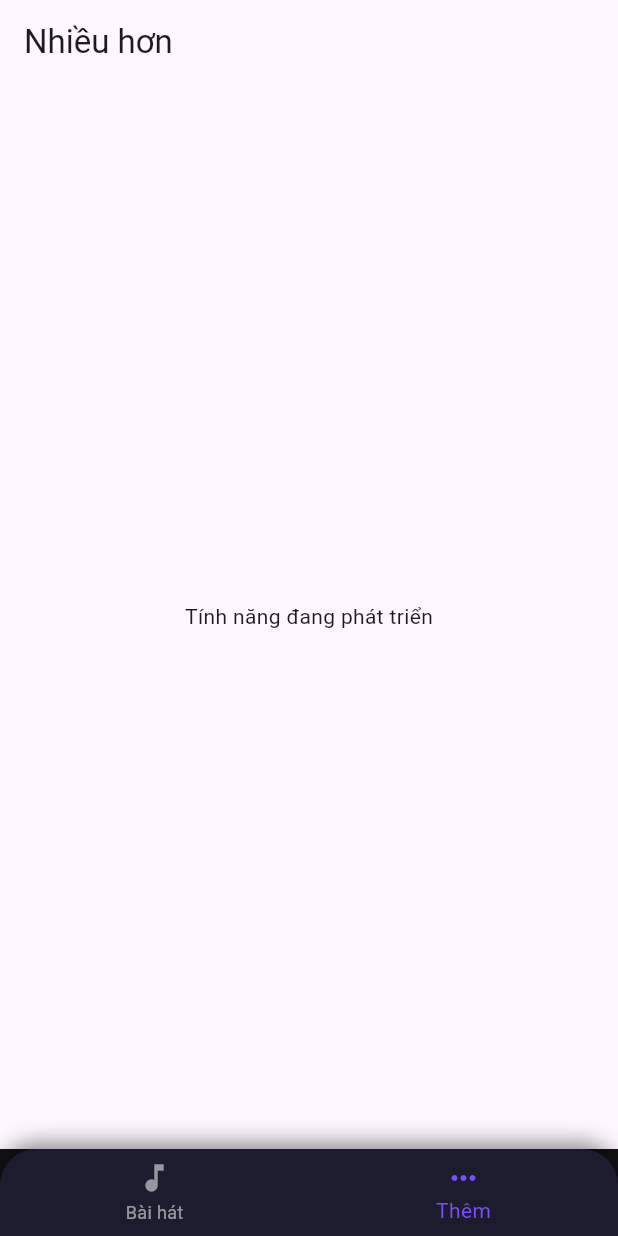
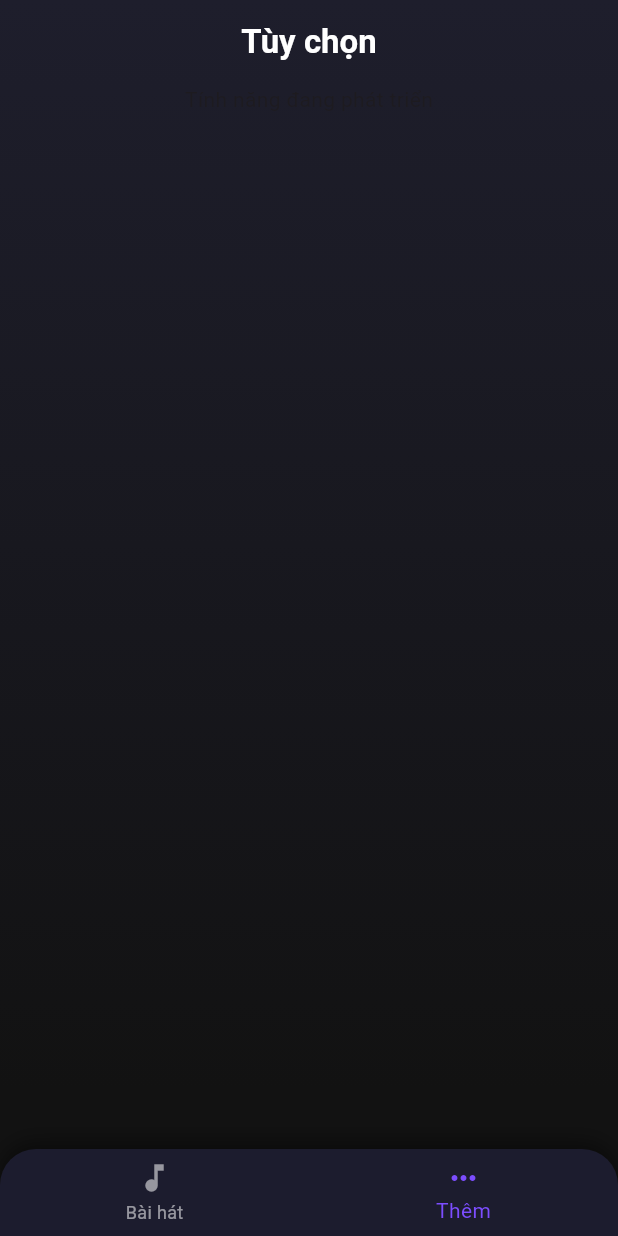
Before and after one commit to Chienhandsome/MyMuSicProject, a Flutter app: the screen it shows after launch, item 2 of the bottom bar chosen, on a phone screen of 412 x 824 dp. Run offline on Flutter 3.47's test engine with Material 3 defaults, Android fonts, the phone set to English and light mode, and no system bars; our stand-ins replace just_audio, marquee, on_audio_query, permission_handler.

Commit message:
optimize components

```diff
--- a/my_music_project/lib/views/home_page.dart
+++ b/my_music_project/lib/views/home_page.dart
@@ -32,7 +32,18 @@ class _HomePageState extends State<HomePage> {
       bottomNavigationBar: Column(
         mainAxisSize: MainAxisSize.min,
         children: [
-          const MiniPlayer(),
+          // optional: lift the mini player slightly from screen bottom
+          const SizedBox(height: 8),
+
+          // optional horizontal padding around mini player
+          const Padding(
+            padding: EdgeInsets.symmetric(vertical: 12.0),
+            child: MiniPlayer(),
+          ),
+
+          // space between mini player and bottom navigation bar
+          const SizedBox(height: 8),
+
           Container(
             decoration: const BoxDecoration(
               color: Color(0xFF1C1C2E),
--- a/my_music_project/lib/views/more_page.dart
+++ b/my_music_project/lib/views/more_page.dart
@@ -1,5 +1,7 @@
 import 'package:flutter/foundation.dart';
 import 'package:flutter/material.dart';
+
+import '../widgets/app_scaffold.dart';
 
 class MorePage extends StatelessWidget {
   const MorePage({super.key});
@@ -9,11 +11,10 @@ class MorePage extends StatelessWidget {
     if (kDebugMode) {
       print("more page build");
     }
-    return Scaffold(
-      appBar: AppBar(
-        title: const Text('Nhiều hơn'),
-      ),
-      body: const Center(
+    return const AppScaffold(
+      title: 'Tùy chọn',
+      scrollableAppBar: true,
+      body: Center(
         child: Text('Tính năng đang phát triển'),
       ),
     );
--- a/my_music_project/lib/views/songs_page.dart
+++ b/my_music_project/lib/views/songs_page.dart
@@ -145,13 +145,14 @@ class _SongsList extends StatelessWidget {
   }
 
   Future<void> _playSong(BuildContext context, int index) async {
-    await viewModel.playSongAt(index);
     if (context.mounted) {
       Navigator.push(
         context,
         MaterialPageRoute(builder: (_) => const PlayerPage()),
       );
     }
+
+    await viewModel.playSongAt(index);
   }
 
   void _onMoreEvent(BuildContext context, int index) {
@@ -174,13 +175,13 @@ class _SongsList extends StatelessWidget {
                     const Text('Play', style: TextStyle(color: Colors.white)),
                 onTap: () async {
                   Navigator.pop(ctx);
-                  await viewModel.playSongAt(index);
                   if (context.mounted) {
                     Navigator.push(
                       context,
                       MaterialPageRoute(builder: (_) => const PlayerPage()),
                     );
                   }
+                  await viewModel.playSongAt(index);
                 },
               ),
               ListTile(
```
